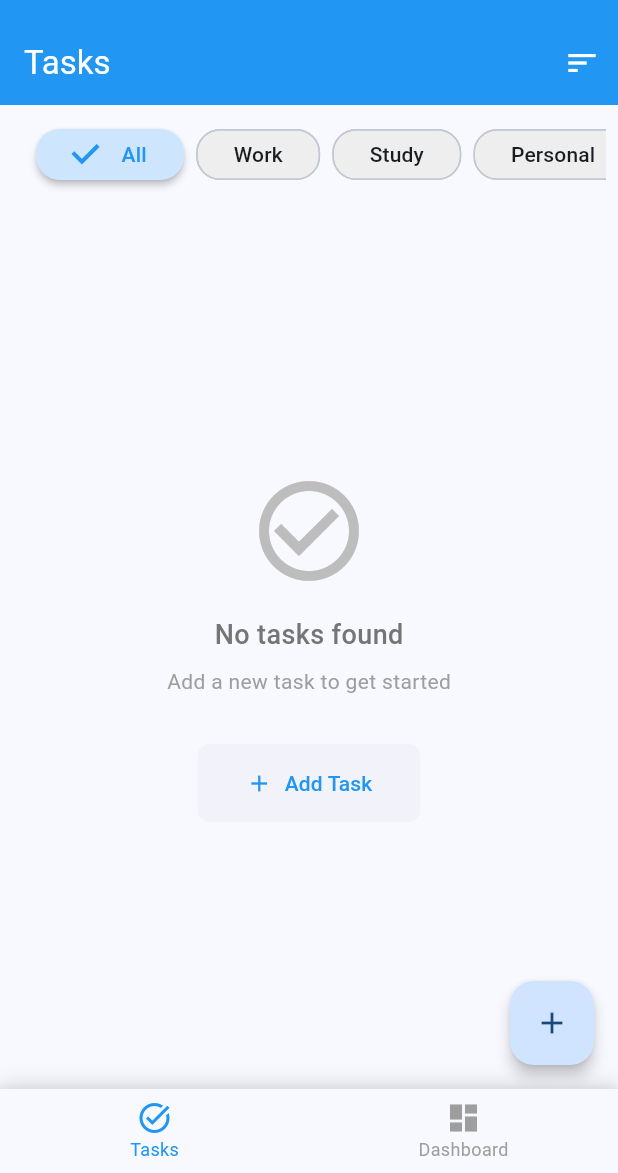
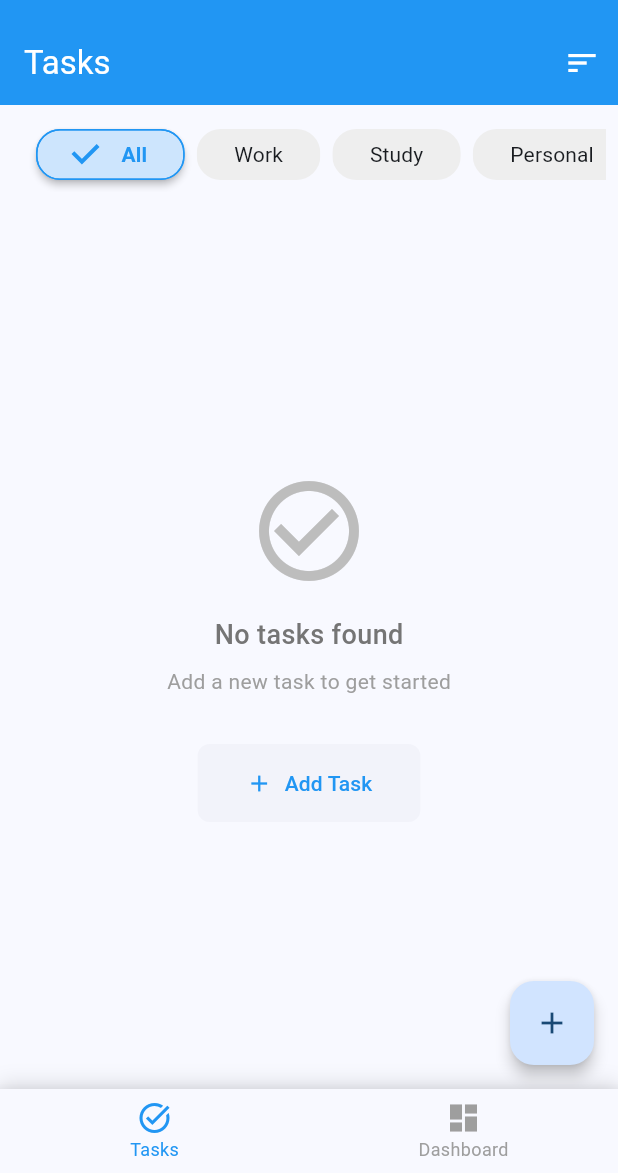
Before and after one commit to M-HamidMehmood/flutter-ai-todo-app, a Flutter app: the screen it shows after launch, on a phone screen of 412 x 824 dp, the part 63-1236 px from its top. Run offline on Flutter 3.47's test engine with Material 3 defaults, Android fonts, the phone set to English and light mode, and no system bars; our stand-ins replace csv, flutter_local_notifications, flutter_slidable, permission_handler, share_plus, shared_preferences and 1 more.

Commit message:
style: enhance task list and item UI with improved font styles and borders for better visibility

```diff
--- a/lib/screens/task_list_screen.dart
+++ b/lib/screens/task_list_screen.dart
@@ -103,6 +103,8 @@ class _TaskListScreenState extends State<TaskListScreen> with SingleTickerProvid
                             ? CategoryConstants.getCategoryColor(category)
                             : Theme.of(context).primaryColor,
                           labelStyle: TextStyle(
+                            fontSize: 14,
+                            fontWeight: isSelected ? FontWeight.bold : FontWeight.normal,
                             color: isSelected
                                 ? (category != 'All'
                                     ? CategoryConstants.getCategoryColor(category)
@@ -112,6 +114,14 @@ class _TaskListScreenState extends State<TaskListScreen> with SingleTickerProvid
                           elevation: isSelected ? 2 : 0,
                           shape: RoundedRectangleBorder(
                             borderRadius: BorderRadius.circular(16),
+                            side: BorderSide(
+                              color: isSelected
+                                  ? (category != 'All'
+                                      ? CategoryConstants.getCategoryColor(category)
+                                      : Theme.of(context).primaryColor)
+                                  : Colors.transparent,
+                              width: 1,
+                            ),
                           ),
                           padding: const EdgeInsets.symmetric(horizontal: UIConstants.defaultPadding),
                         ),
```
Also changed, not shown: lib/widgets/task_item.dart (+11 -6 lines).
